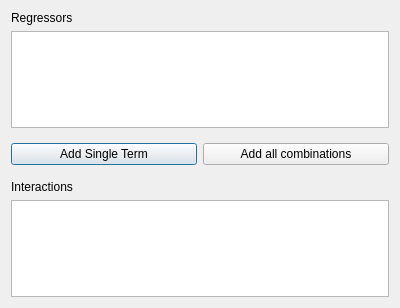
This is braviz/interaction/qt_guis/interactions_dialog.ui in diego0020/braviz-app as Qt 5 draws it before an edit. The edited form follows.
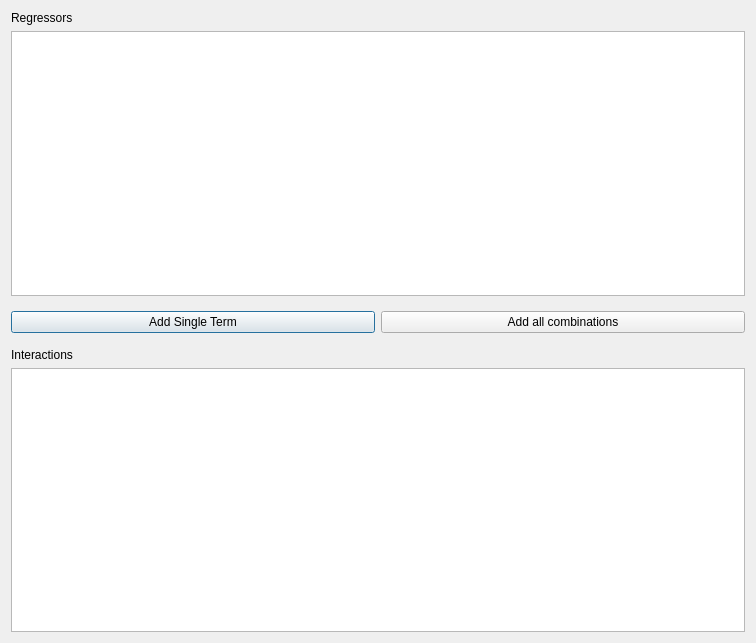
This is the edited form.

Commit message: different colormap for cutted variables, larger interaction select dialog

The edit to the form file:
```diff
--- a/braviz/interaction/qt_guis/interactions_dialog.ui
+++ b/braviz/interaction/qt_guis/interactions_dialog.ui
@@ -6,8 +6,8 @@
    <rect>
     <x>0</x>
     <y>0</y>
-    <width>400</width>
-    <height>308</height>
+    <width>756</width>
+    <height>643</height>
    </rect>
   </property>
   <property name="windowTitle">
```
The commit also changes 2 other files.
